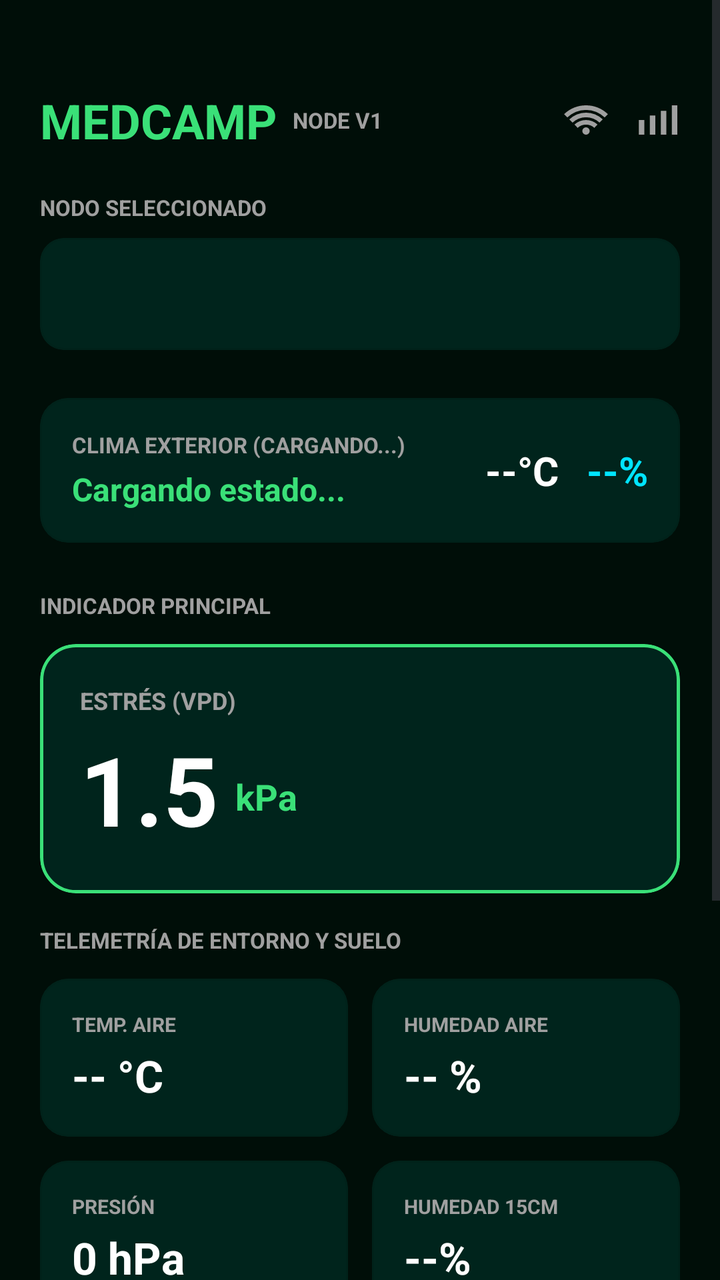
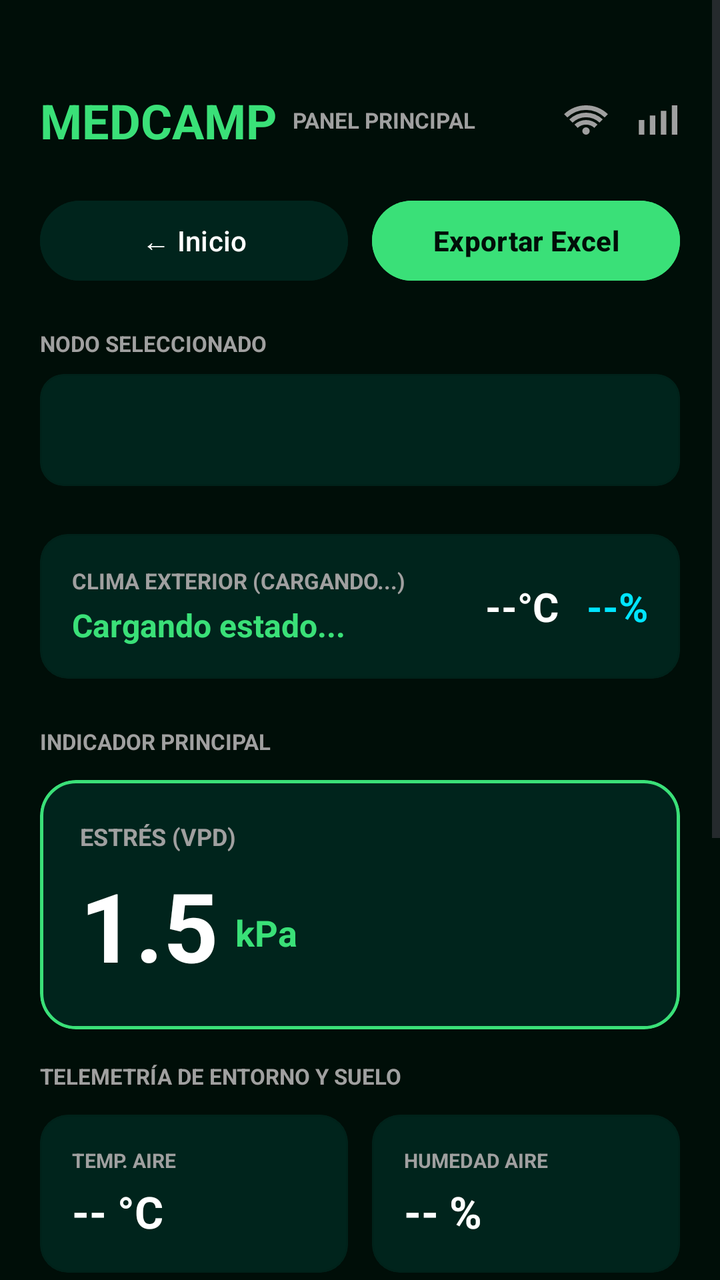

Two renders of the same Android screen: before a commit and after it. Below are the layout's source before the change and the commit's diff.
<!-- AndroidManifest.xml: application theme Theme.MedCamp -->
<!-- res/layout/activity_main.xml -->
<?xml version="1.0" encoding="utf-8"?>
<ScrollView xmlns:android="http://schemas.android.com/apk/res/android"
    xmlns:app="http://schemas.android.com/apk/res-auto"
    android:layout_width="match_parent"
    android:layout_height="match_parent"
    android:background="@color/bg_dark_deep"
    android:fillViewport="true">

    <LinearLayout
        android:layout_width="match_parent"
        android:layout_height="wrap_content"
        android:orientation="vertical"
        android:padding="20dp">

        <LinearLayout
            android:layout_width="match_parent"
            android:layout_height="wrap_content"
            android:orientation="horizontal"
            android:gravity="center_vertical"
            android:layout_marginTop="24dp"
            android:layout_marginBottom="20dp">

            <LinearLayout
                android:layout_width="0dp"
                android:layout_height="wrap_content"
                android:layout_weight="1"
                android:orientation="horizontal"
                android:gravity="center_vertical">

                <TextView
                    android:layout_width="wrap_content"
                    android:layout_height="wrap_content"
                    android:text="MEDCAMP"
                    android:textColor="@color/green_neon"
                    android:textSize="24sp"
                    android:textStyle="bold" />

                <TextView
                    android:layout_width="wrap_content"
                    android:layout_height="wrap_content"
                    android:text="NODE V1"
                    android:textColor="@color/text_muted_gray"
                    android:textSize="11sp"
                    android:textStyle="bold"
                    android:layout_marginStart="8dp"/>
            </LinearLayout>

            <LinearLayout
                android:layout_width="wrap_content"
                android:layout_height="wrap_content"
                android:orientation="horizontal">

                <ImageView
                    android:id="@+id/imgWifi"
                    android:layout_width="22dp"
                    android:layout_height="22dp"
                    android:layout_marginEnd="14dp"
                    android:src="@drawable/ic_wifi"
                    app:tint="@color/text_muted_gray" />

                <ImageView
                    android:id="@+id/imgLora"
                    android:layout_width="22dp"
                    android:layout_height="22dp"
                    android:src="@drawable/ic_lora"
                    app:tint="@color/text_muted_gray" />
            </LinearLayout>
        </LinearLayout>

        <TextView
            android:layout_width="wrap_content"
            android:layout_height="wrap_content"
            android:layout_marginBottom="8dp"
            android:text="NODO SELECCIONADO"
            android:textColor="@color/text_muted_gray"
            android:textSize="11sp"
            android:textStyle="bold" />

        <com.google.android.material.card.MaterialCardView
            android:layout_width="match_parent"
            android:layout_height="wrap_content"
            android:layout_marginBottom="24dp"
            app:cardBackgroundColor="#00241C"
            app:strokeColor="@color/border_subtle"
            app:strokeWidth="1dp"
            app:cardCornerRadius="12dp"
            app:cardElevation="0dp">

            <LinearLayout
                android:layout_width="match_parent"
                android:layout_height="wrap_content"
                android:orientation="horizontal"
                android:padding="4dp"
                android:gravity="center_vertical">

                <Spinner
                    android:id="@+id/spinnerNodos"
                    android:layout_width="match_parent"
                    android:layout_height="48dp"
                    android:background="?attr/selectableItemBackground"
                    android:popupBackground="#00241C" />
            </LinearLayout>
        </com.google.android.material.card.MaterialCardView>
        <com.google.android.material.card.MaterialCardView
            android:layout_width="match_parent"
            android:layout_height="wrap_content"
            android:layout_marginBottom="24dp"
            app:cardBackgroundColor="#00241C"
            app:strokeColor="@color/border_subtle"
            app:strokeWidth="1dp"
            app:cardCornerRadius="14dp"
            app:cardElevation="0dp">

            <LinearLayout
                android:layout_width="match_parent"
                android:layout_height="wrap_content"
                android:orientation="horizontal"
                android:padding="16dp"
                android:gravity="center_vertical">

                <LinearLayout
                    android:layout_width="0dp"
                    android:layout_height="wrap_content"
                    android:layout_weight="1"
                    android:orientation="vertical">

                    <TextView
                        android:id="@+id/tvCiudadClima"
                        android:layout_width="wrap_content"
                        android:layout_height="wrap_content"
                        android:text="CLIMA EXTERIOR (CARGANDO...)"
                        android:textColor="@color/text_muted_gray"
                        android:textSize="11sp"
                        android:textStyle="bold" />

                    <TextView
                        android:id="@+id/tvCondicionClima"
                        android:layout_width="wrap_content"
                        android:layout_height="wrap_content"
                        android:layout_marginTop="4dp"
                        android:text="Cargando estado..."
                        android:textColor="@color/green_neon"
                        android:textSize="16sp"
                        android:textStyle="bold" />
                </LinearLayout>

                <LinearLayout
                    android:layout_width="wrap_content"
                    android:layout_height="wrap_content"
                    android:orientation="horizontal"
                    android:gravity="end">

                    <TextView
                        android:id="@+id/tvTempClima"
                        android:layout_width="wrap_content"
                        android:layout_height="wrap_content"
                        android:text="--°C"
                        android:textColor="@color/text_pure_white"
                        android:textSize="20sp"
                        android:textStyle="bold"
                        android:layout_marginEnd="14dp"/>

                    <TextView
                        android:id="@+id/tvHumClima"
                        android:layout_width="wrap_content"
                        android:layout_height="wrap_content"
                        android:text="--%"
                        android:textColor="@color/temp_cyan"
                        android:textSize="20sp"
                        android:textStyle="bold" />
                </LinearLayout>
            </LinearLayout>
        </com.google.android.material.card.MaterialCardView>

        <TextView
            android:layout_width="wrap_content"
            android:layout_height="wrap_content"
            android:layout_marginBottom="12dp"
            android:text="INDICADOR PRINCIPAL"
            android:textColor="@color/text_muted_gray"
            android:textSize="11sp"
            android:textStyle="bold" />

        <com.google.android.material.card.MaterialCardView
            android:id="@+id/cardVPD"
            android:layout_width="match_parent"
            android:layout_height="wrap_content"
            android:layout_marginBottom="16dp"
            android:clickable="true"
            android:focusable="true"
            app:cardBackgroundColor="@color/bg_card_dark"
            app:strokeColor="@color/green_neon"
            app:strokeWidth="1.5dp"
            app:cardCornerRadius="18dp"
            app:cardElevation="0dp">

            <LinearLayout
                android:layout_width="match_parent"
                android:layout_height="wrap_content"
                android:padding="20dp"
                android:orientation="vertical">

                <TextView
                    android:layout_width="wrap_content"
                    android:layout_height="wrap_content"
                    android:text="ESTRÉS (VPD)"
                    android:textColor="@color/text_muted_gray"
                    android:textSize="12sp"
                    android:textStyle="bold"/>

                <LinearLayout
                    android:layout_width="wrap_content"
                    android:layout_height="wrap_content"
                    android:orientation="horizontal"
                    android:gravity="bottom"
                    android:layout_marginTop="4dp">
                    <TextView
                        android:id="@+id/tvVPD"
                        android:layout_width="wrap_content"
                        android:layout_height="wrap_content"
                        android:text="1.5"
                        android:textColor="@color/text_pure_white"
                        android:textSize="48sp"
                        android:textStyle="bold"/>
                    <TextView
                        android:layout_width="wrap_content"
                        android:layout_height="wrap_content"
                        android:text=" kPa"
                        android:textColor="@color/green_neon"
                        android:textSize="18sp"
                        android:layout_marginBottom="8dp"
                        android:layout_marginStart="4dp"
                        android:textStyle="bold"/>
                </LinearLayout>
            </LinearLayout>
        </com.google.android.material.card.MaterialCardView>

        <TextView
            android:layout_width="wrap_content"
            android:layout_height="wrap_content"
            android:layout_marginBottom="12dp"
            android:text="TELEMETRÍA DE ENTORNO Y SUELO"
            android:textColor="@color/text_muted_gray"
            android:textSize="11sp"
            android:textStyle="bold" />

        <LinearLayout
            android:layout_width="match_parent"
            android:layout_height="wrap_content"
            android:orientation="horizontal"
            android:weightSum="2"
            android:layout_marginBottom="12dp">

            <com.google.android.material.card.MaterialCardView
                android:id="@+id/cardTempAire"
                android:layout_width="0dp"
                android:layout_height="wrap_content"
                android:layout_weight="1"
                android:layout_marginEnd="6dp"
                android:clickable="true"
                android:focusable="true"
                app:cardBackgroundColor="@color/bg_card_dark"
                app:strokeColor="@color/border_subtle"
                app:strokeWidth="1dp"
                app:cardCornerRadius="14dp"
                app:cardElevation="0dp">
                <LinearLayout
                    android:layout_width="match_parent"
                    android:layout_height="wrap_content"
                    android:padding="16dp"
                    android:orientation="vertical">
                    <TextView
                        android:layout_width="wrap_content"
                        android:layout_height="wrap_content"
                        android:text="TEMP. AIRE"
                        android:textColor="@color/text_muted_gray"
                        android:textSize="10sp"
                        android:textStyle="bold"/>
                    <TextView
                        android:id="@+id/tvTempAire"
                        android:layout_width="wrap_content"
                        android:layout_height="wrap_content"
                        android:layout_marginTop="4dp"
                        android:text="-- °C"
                        android:textColor="@color/text_pure_white"
                        android:textSize="22sp"
                        android:textStyle="bold"/>
                </LinearLayout>
            </com.google.android.material.card.MaterialCardView>

            <com.google.android.material.card.MaterialCardView
                android:id="@+id/cardHumAire"
                android:layout_width="0dp"
                android:layout_height="wrap_content"
                android:layout_weight="1"
                android:layout_marginStart="6dp"
                android:clickable="true"
                android:focusable="true"
                app:cardBackgroundColor="@color/bg_card_dark"
                app:strokeColor="@color/border_subtle"
                app:strokeWidth="1dp"
                app:cardCornerRadius="14dp"
                app:cardElevation="0dp">
                <LinearLayout
                    android:layout_width="match_parent"
                    android:layout_height="wrap_content"
                    android:padding="16dp"
                    android:orientation="vertical">
                    <TextView
                        android:layout_width="wrap_content"
                        android:layout_height="wrap_content"
                        android:text="HUMEDAD AIRE"
                        android:textColor="@color/text_muted_gray"
                        android:textSize="10sp"
                        android:textStyle="bold"/>
                    <TextView
                        android:id="@+id/tvHumAire"
                        android:layout_width="wrap_content"
                        android:layout_height="wrap_content"
                        android:layout_marginTop="4dp"
                        android:text="-- %"
                        android:textColor="@color/text_pure_white"
                        android:textSize="22sp"
                        android:textStyle="bold"/>
                </LinearLayout>
            </com.google.android.material.card.MaterialCardView>
        </LinearLayout>

        <LinearLayout
            android:layout_width="match_parent"
            android:layout_height="wrap_content"
            android:orientation="horizontal"
            android:weightSum="2"
            android:layout_marginBottom="12dp">

            <com.google.android.material.card.MaterialCardView
                android:id="@+id/cardPresion"
                android:layout_width="0dp"
                android:layout_height="wrap_content"
                android:layout_weight="1"
                android:layout_marginEnd="6dp"
                android:clickable="true"
                android:focusable="true"
                app:cardBackgroundColor="@color/bg_card_dark"
                app:strokeColor="@color/border_subtle"
                app:strokeWidth="1dp"
                app:cardCornerRadius="14dp"
                app:cardElevation="0dp">
                <LinearLayout
                    android:layout_width="match_parent"
                    android:layout_height="wrap_content"
                    android:padding="16dp"
                    android:orientation="vertical">
                    <TextView
                        android:layout_width="wrap_content"
                        android:layout_height="wrap_content"
                        android:text="PRESIÓN"
                        android:textColor="@color/text_muted_gray"
                        android:textSize="10sp"
                        android:textStyle="bold"/>
                    <TextView
                        android:id="@+id/tvPresion"
                        android:layout_width="wrap_content"
                        android:layout_height="wrap_content"
                        android:layout_marginTop="4dp"
                        android:text="0 hPa"
                        android:textColor="@color/text_pure_white"
                        android:textSize="22sp"
                        android:textStyle="bold"/>
                </LinearLayout>
            </com.google.android.material.card.MaterialCardView>

            <com.google.android.material.card.MaterialCardView
                android:id="@+id/cardHum15"
                android:layout_width="0dp"
                android:layout_height="wrap_content"
                android:layout_weight="1"
                android:layout_marginStart="6dp"
                android:clickable="true"
                android:focusable="true"
                app:cardBackgroundColor="@color/bg_card_dark"
                app:strokeColor="@color/border_subtle"
                app:strokeWidth="1dp"
                app:cardCornerRadius="14dp"
                app:cardElevation="0dp">
                <LinearLayout
                    android:layout_width="match_parent"
                    android:layout_height="wrap_content"
                    android:padding="16dp"
                    android:orientation="vertical">
                    <TextView
                        android:layout_width="wrap_content"
                        android:layout_height="wrap_content"
                        android:text="HUMEDAD 15CM"
                        android:textColor="@color/text_muted_gray"
                        android:textSize="10sp"
                        android:textStyle="bold"/>
                    <TextView
                        android:id="@+id/tvHum15"
                        android:layout_width="wrap_content"
                        android:layout_height="wrap_content"
                        android:layout_marginTop="4dp"
                        android:text="--%"
                        android:textColor="@color/text_pure_white"
                        android:textSize="22sp"
                        android:textStyle="bold"/>
                </LinearLayout>
            </com.google.android.material.card.MaterialCardView>
        </LinearLayout>

        <LinearLayout
            android:layout_width="match_parent"
            android:layout_height="wrap_content"
            android:orientation="horizontal"
            android:weightSum="2"
            android:layout_marginBottom="12dp">

            <com.google.android.material.card.MaterialCardView
                android:id="@+id/cardHum40"
                android:layout_width="0dp"
                android:layout_height="wrap_content"
                android:layout_weight="1"
                android:layout_marginEnd="6dp"
                android:clickable="true"
                android:focusable="true"
                app:cardBackgroundColor="@color/bg_card_dark"
                app:strokeColor="@color/border_subtle"
                app:strokeWidth="1dp"
                app:cardCornerRadius="14dp"
                app:cardElevation="0dp">
                <LinearLayout
                    android:layout_width="match_parent"
                    android:layout_height="wrap_content"
                    android:padding="16dp"
                    android:orientation="vertical">
                    <TextView
                        android:layout_width="wrap_content"
                        android:layout_height="wrap_content"
                        android:text="HUMEDAD 40CM"
                        android:textColor="@color/text_muted_gray"
                        android:textSize="10sp"
                        android:textStyle="bold"/>
                    <TextView
                        android:id="@+id/tvHum40"
                        android:layout_width="wrap_content"
                        android:layout_height="wrap_content"
                        android:layout_marginTop="4dp"
                        android:text="--%"
                        android:textColor="@color/text_pure_white"
                        android:textSize="22sp"
                        android:textStyle="bold"/>
                </LinearLayout>
            </com.google.android.material.card.MaterialCardView>

            <com.google.android.material.card.MaterialCardView
                android:id="@+id/cardTempSuelo"
                android:layout_width="0dp"
                android:layout_height="wrap_content"
                android:layout_weight="1"
                android:layout_marginStart="6dp"
                android:clickable="true"
                android:focusable="true"
                app:cardBackgroundColor="@color/bg_card_dark"
                app:strokeColor="@color/border_subtle"
                app:strokeWidth="1dp"
                app:cardCornerRadius="14dp"
                app:cardElevation="0dp">
                <LinearLayout
                    android:layout_width="match_parent"
                    android:layout_height="wrap_content"
                    android:padding="16dp"
                    android:orientation="vertical">
                    <TextView
                        android:layout_width="wrap_content"
                        android:layout_height="wrap_content"
                        android:text="TEMP. SUELO"
                        android:textColor="@color/text_muted_gray"
                        android:textSize="10sp"
                        android:textStyle="bold"/>
                    <TextView
                        android:id="@+id/tvTempSuelo"
                        android:layout_width="wrap_content"
                        android:layout_height="wrap_content"
                        android:layout_marginTop="4dp"
                        android:text="-- °C"
                        android:textColor="@color/text_pure_white"
                        android:textSize="22sp"
                        android:textStyle="bold"/>
                </LinearLayout>
            </com.google.android.material.card.MaterialCardView>
        </LinearLayout>

        <View
            android:layout_width="match_parent"
            android:layout_height="40dp" />

        <Button
            android:id="@+id/btnIrHistorial"
            android:layout_width="match_parent"
            android:layout_height="wrap_content"
            android:layout_margin="16dp"
            android:backgroundTint="#2E4053"
            android:padding="14dp"
            android:text="VER HISTORIAL DE ALERTAS"
            android:textColor="#FFFFFF"
            android:textStyle="bold" />

    </LinearLayout>
</ScrollView>
<!-- resources referenced by this layout -->
<resources>
  <color name="bg_card_dark">#00241C</color>
  <color name="bg_dark_deep">#000E08</color>
  <color name="border_subtle">#00221A</color>
  <color name="green_neon">#3AE078</color>
  <color name="temp_cyan">#00E5FF</color>
  <color name="text_muted_gray">#A0A0A0</color>
  <color name="text_pure_white">#FFFFFF</color>
  <!-- drawable ic_lora (drawable) -->
  <vector xmlns:android="http://schemas.android.com/apk/res/android" android:height="24dp" android:tint="#000000" android:viewportHeight="960" android:viewportWidth="960" android:width="24dp">
        
      <path android:fillColor="@android:color/white" android:pathData="M60,800L60,480L180,480L180,800L60,800ZM300,800L300,380L420,380L420,800L300,800ZM540,800L540,280L660,280L660,800L540,800ZM780,800L780,160L900,160L900,800L780,800Z"/>
      
  </vector>
  <!-- drawable ic_wifi (drawable) -->
  <vector xmlns:android="http://schemas.android.com/apk/res/android" android:height="24dp" android:tint="#000000" android:viewportHeight="960" android:viewportWidth="960" android:width="24dp">
        
      <path android:fillColor="@android:color/white" android:pathData="M298,651L228,580Q279,532 344,506Q409,480 480,480Q551,480 616,506Q681,532 732,580L662,651Q624,616 577.5,598Q531,580 480,580Q429,580 382.5,598Q336,616 298,651ZM73,424L2,353Q99,259 222.5,209.5Q346,160 480,160Q614,160 737.5,209.5Q861,259 958,353L887,424Q805,345 700,302.5Q595,260 480,260Q365,260 260,302.5Q155,345 73,424ZM186,538L116,467Q190,396 284,358Q378,320 481,320Q584,320 677.5,357.5Q771,395 845,466L775,537Q715,480 638.5,450Q562,420 480,420Q397,420 321.5,450.5Q246,481 186,538ZM423.5,776.5Q400,753 400,720Q400,687 423.5,663.5Q447,640 480,640Q513,640 536.5,663.5Q560,687 560,720Q560,753 536.5,776.5Q513,800 480,800Q447,800 423.5,776.5Z"/>
      
  </vector>
  <style name="Theme.MedCamp" parent="Theme.Material3.DayNight.NoActionBar">
          <item name="colorPrimary">@color/green_neon</item>
          <item name="colorOnPrimary">@color/bg_dark_deep</item>
  
          <item name="android:windowBackground">@color/bg_dark_deep</item>
  
          <item name="android:statusBarColor">@color/bg_dark_deep</item>
      </style>
</resources>

<!-- the commit's change to res/layout/activity_main.xml (unified diff, before → after) -->
@@ -38,7 +38,7 @@
                 <TextView
                     android:layout_width="wrap_content"
                     android:layout_height="wrap_content"
-                    android:text="NODE V1"
+                    android:text="PANEL PRINCIPAL"
                     android:textColor="@color/text_muted_gray"
                     android:textSize="11sp"
                     android:textStyle="bold"
@@ -67,6 +67,38 @@
             </LinearLayout>
         </LinearLayout>
 
+        
+        <LinearLayout
+            android:layout_width="match_parent"
+            android:layout_height="wrap_content"
+            android:orientation="horizontal"
+            android:weightSum="2"
+            android:layout_marginBottom="20dp">
+
+            <Button
+                android:id="@+id/btnInicio"
+                android:layout_width="0dp"
+                android:layout_height="wrap_content"
+                android:layout_weight="1"
+                android:layout_marginEnd="6dp"
+                android:backgroundTint="@color/bg_card_dark"
+                android:text="← Inicio"
+                android:textAllCaps="false"
+                android:textColor="@color/text_pure_white" />
+
+            <Button
+                android:id="@+id/btnExportarExcel"
+                android:layout_width="0dp"
+                android:layout_height="wrap_content"
+                android:layout_weight="1"
+                android:layout_marginStart="6dp"
+                android:backgroundTint="@color/green_neon"
+                android:text="Exportar Excel"
+                android:textAllCaps="false"
+                android:textColor="@color/bg_dark_deep"
+                android:textStyle="bold" />
+        </LinearLayout>
+
         <TextView
             android:layout_width="wrap_content"
             android:layout_height="wrap_content"
